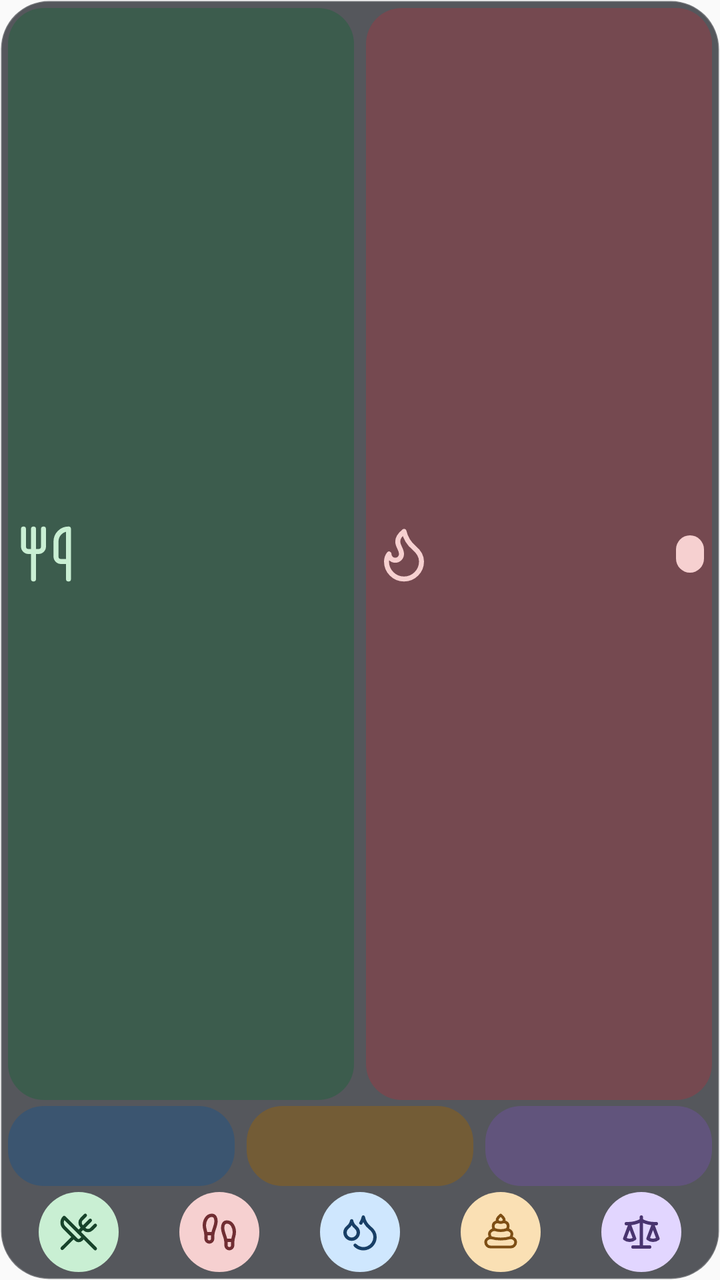
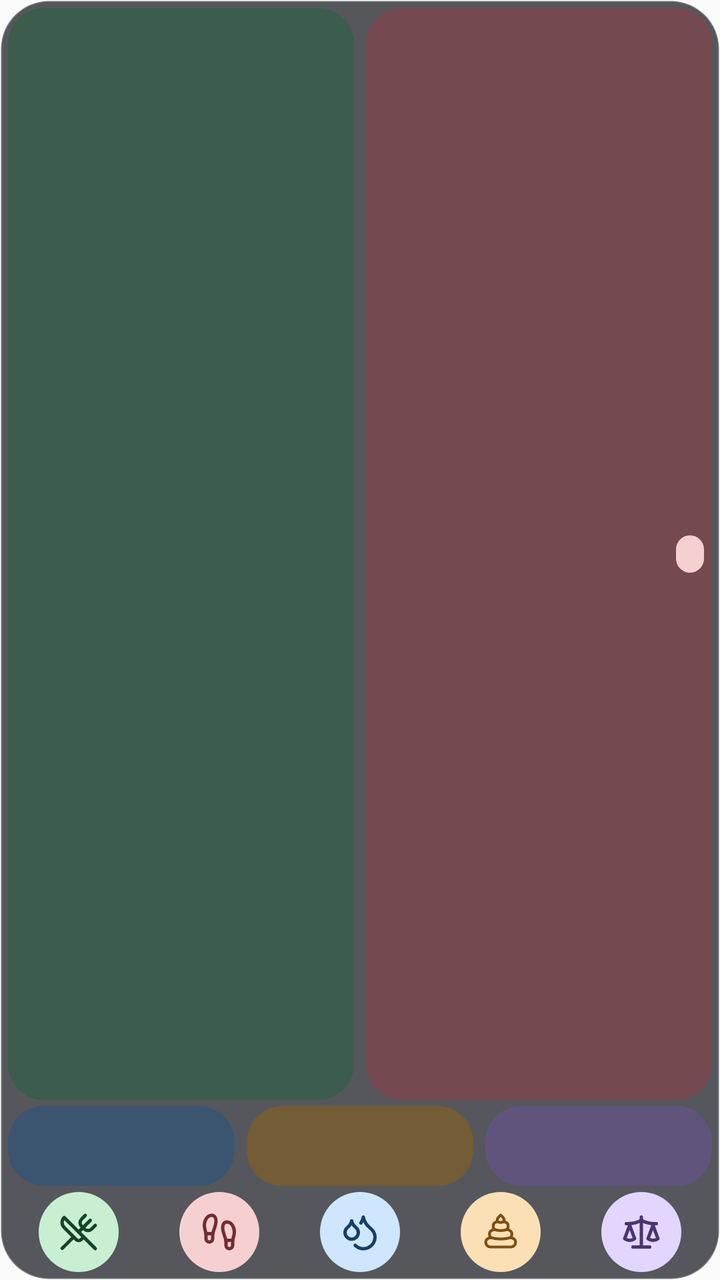

An Android layout rendered at two revisions. The XML below is the earlier revision; the diff shows what the commit changed to produce the second picture.
<!-- AndroidManifest.xml: application theme AppTheme -->
<!-- res/layout/widget_medium_dark.xml -->
<?xml version="1.0" encoding="utf-8"?>
<LinearLayout xmlns:android="http://schemas.android.com/apk/res/android"
    android:layout_width="match_parent"
    android:layout_height="match_parent"
    android:background="@drawable/widget_surface_dark"
    android:orientation="vertical"
    android:padding="4dp">

    
    <LinearLayout
        android:layout_width="match_parent"
        android:layout_height="0dp"
        android:layout_marginBottom="3dp"
        android:layout_weight="1"
        android:orientation="horizontal">

        <LinearLayout
            android:id="@+id/widget_intake_card"
            style="@style/WidgetCardRow"
            android:layout_width="0dp"
            android:layout_marginEnd="6dp"
            android:layout_weight="1"
            android:background="@drawable/widget_card_intake_dark">
            <ImageView
                    android:layout_width="30dp"
                    android:layout_height="match_parent"
                    android:scaleType="fitCenter"
                    android:importantForAccessibility="no"
                    android:src="@drawable/widget_intake_icon_dark" />
            <TextView
                android:id="@+id/widget_intake_value"
                style="@style/WidgetValueRow"
                android:textColor="#E6F8EB" />
            <TextView
                    android:id="@+id/widget_intake_net"
                    style="@style/WidgetPill"
                    android:background="@drawable/widget_pill_surplus_dark"
                    android:textColor="#17432A"
                    android:visibility="gone" />
        </LinearLayout>

        <LinearLayout
            android:id="@+id/widget_burned_card"
            style="@style/WidgetCardRow"
            android:layout_width="0dp"
            android:layout_weight="1"
            android:background="@drawable/widget_card_burned_dark">
            <ImageView
                    android:layout_width="30dp"
                    android:layout_height="match_parent"
                    android:scaleType="fitCenter"
                    android:importantForAccessibility="no"
                    android:src="@drawable/widget_burned_icon_dark" />
            <TextView
                android:id="@+id/widget_burned_value"
                style="@style/WidgetValueRow"
                android:textColor="#FBE9E9" />
            <TextView
                    android:id="@+id/widget_burned_net"
                    style="@style/WidgetPill"
                    android:background="@drawable/widget_pill_deficit_dark"
                    android:textColor="#702D32" />
        </LinearLayout>
    </LinearLayout>

    <LinearLayout
        android:layout_width="match_parent"
        android:layout_height="40dp"
        android:layout_marginBottom="3dp"
        android:orientation="horizontal">

        <LinearLayout
            android:id="@+id/widget_carbs_card"
            style="@style/WidgetMacro"
            android:layout_marginEnd="6dp"
            android:background="@drawable/widget_card_carbs_dark">
            <TextView
                android:id="@+id/widget_carbs_value"
                style="@style/WidgetMacroValueCompact"
                android:textColor="#E3F1FF" />
        </LinearLayout>

        <LinearLayout
            android:id="@+id/widget_protein_card"
            style="@style/WidgetMacro"
            android:layout_marginEnd="6dp"
            android:background="@drawable/widget_card_protein_dark">
            <TextView
                android:id="@+id/widget_protein_value"
                style="@style/WidgetMacroValueCompact"
                android:textColor="#FFF1D9" />
        </LinearLayout>

        <LinearLayout
            android:id="@+id/widget_fat_card"
            style="@style/WidgetMacro"
            android:background="@drawable/widget_card_fat_dark">
            <TextView
                android:id="@+id/widget_fat_value"
                style="@style/WidgetMacroValueCompact"
                android:textColor="#F1EAFF" />
        </LinearLayout>
    </LinearLayout>

    <include layout="@layout/widget_actions_five_compact" />
</LinearLayout>
<!-- res/layout/widget_actions_five_compact.xml (included above) -->
<?xml version="1.0" encoding="utf-8"?>
<LinearLayout xmlns:android="http://schemas.android.com/apk/res/android" android:layout_width="match_parent" android:layout_height="40dp" android:orientation="horizontal" android:gravity="center">
    <ImageButton android:id="@+id/widget_food" style="@style/WidgetActionCompact"
        android:src="@drawable/widget_food_icon" android:contentDescription="@string/widget_food" />
    <ImageButton android:id="@+id/widget_movement" style="@style/WidgetActionCompact"
        android:src="@drawable/widget_movement_icon" android:contentDescription="@string/widget_movement" />
    <ImageButton android:id="@+id/widget_water" style="@style/WidgetActionCompact"
        android:src="@drawable/widget_water_icon" android:contentDescription="@string/widget_water" />
    <ImageButton android:id="@+id/widget_poop" style="@style/WidgetActionCompact"
        android:src="@drawable/widget_poop_icon" android:contentDescription="@string/widget_poop" />
    <ImageButton android:id="@+id/widget_weight" style="@style/WidgetActionCompact"
        android:src="@drawable/widget_weight_icon" android:contentDescription="@string/widget_weight" />
    <ImageButton android:id="@+id/widget_custom" style="@style/WidgetActionCompact" android:visibility="gone"
        android:src="@drawable/widget_custom_icon" android:contentDescription="@string/widget_custom" />
</LinearLayout>
<!-- resources referenced by this layout -->
<resources>
  <!-- drawable widget_burned_icon_dark (drawable) -->
  <?xml version="1.0" encoding="utf-8"?>
  <vector xmlns:android="http://schemas.android.com/apk/res/android"
      android:width="18dp"
      android:height="18dp"
      android:viewportWidth="24"
      android:viewportHeight="24">
      <path
          android:fillColor="@android:color/transparent"
          android:pathData="M12 3q1 4 4 6.5t3 5.5a1 1 0 0 1-14 0 5 5 0 0 1 1-3 1 1 0 0 0 5 0c0-2-1.5-3-1.5-5q0-2 2.5-4"
          android:strokeColor="#F6D0D0"
          android:strokeLineCap="round"
          android:strokeLineJoin="round"
          android:strokeWidth="2" />
  </vector>
  <!-- drawable widget_card_carbs_dark (drawable) -->
  <?xml version="1.0" encoding="utf-8"?>
  <shape xmlns:android="http://schemas.android.com/apk/res/android" android:shape="rectangle">
      <solid android:color="#9E2C557D" />
      <corners android:radius="18dp" />
  </shape>
  <!-- drawable widget_card_fat_dark (drawable) -->
  <?xml version="1.0" encoding="utf-8"?>
  <shape xmlns:android="http://schemas.android.com/apk/res/android" android:shape="rectangle">
      <solid android:color="#9E6A5390" />
      <corners android:radius="18dp" />
  </shape>
  <!-- drawable widget_card_intake_dark (drawable) -->
  <?xml version="1.0" encoding="utf-8"?>
  <shape xmlns:android="http://schemas.android.com/apk/res/android" android:shape="rectangle">
      <solid android:color="#9E2E6045" />
      <corners android:radius="18dp" />
  </shape>
  <!-- drawable widget_intake_icon_dark (drawable) -->
  <?xml version="1.0" encoding="utf-8"?>
  <vector xmlns:android="http://schemas.android.com/apk/res/android"
      android:width="18dp"
      android:height="18dp"
      android:viewportWidth="24"
      android:viewportHeight="24">
      <path
          android:fillColor="@android:color/transparent"
          android:pathData="M3 2v7c0 1.1.9 2 2 2h4a2 2 0 0 0 2-2V2"
          android:strokeColor="#C9EFD3"
          android:strokeLineCap="round"
          android:strokeLineJoin="round"
          android:strokeWidth="2" />
      <path
          android:fillColor="@android:color/transparent"
          android:pathData="M7 2v20"
          android:strokeColor="#C9EFD3"
          android:strokeLineCap="round"
          android:strokeLineJoin="round"
          android:strokeWidth="2" />
      <path
          android:fillColor="@android:color/transparent"
          android:pathData="M21 15V2a5 5 0 0 0-5 5v6c0 1.1.9 2 2 2h3Zm0 0v7"
          android:strokeColor="#C9EFD3"
          android:strokeLineCap="round"
          android:strokeLineJoin="round"
          android:strokeWidth="2" />
  </vector>
  <!-- drawable widget_pill_deficit_dark (drawable) -->
  <?xml version="1.0" encoding="utf-8"?>
  <shape xmlns:android="http://schemas.android.com/apk/res/android" android:shape="rectangle">
      <solid android:color="#F6D0D0" />
      <corners android:radius="12dp" />
  </shape>
  <!-- drawable widget_pill_surplus_dark (drawable) -->
  <?xml version="1.0" encoding="utf-8"?>
  <shape xmlns:android="http://schemas.android.com/apk/res/android" android:shape="rectangle">
      <solid android:color="#C9EFD3" />
      <corners android:radius="12dp" />
  </shape>
  <string name="widget_custom">Custom</string>
  <string name="widget_food">Food</string>
  <string name="widget_movement">Movement</string>
  <string name="widget_poop">Poop</string>
  <string name="widget_water">Water</string>
  <string name="widget_weight">Weight</string>
  <style name="WidgetActionCompact" parent="WidgetAction">
          <item name="android:layout_height">40dp</item>
      </style>
  <style name="WidgetMacroValueCompact" parent="WidgetMacroValue">
          <item name="android:textSize">12sp</item>
      </style>
  <style name="WidgetCard">
          <item name="android:layout_height">match_parent</item>
          <item name="android:orientation">vertical</item>
          <item name="android:padding">9dp</item>
      </style>
  <!-- unchanged entries left out for length: 17 -->
</resources>

<!-- the commit's change to res/layout/widget_medium_dark.xml (unified diff, before → after) -->
@@ -21,12 +21,6 @@
             android:layout_marginEnd="6dp"
             android:layout_weight="1"
             android:background="@drawable/widget_card_intake_dark">
-            <ImageView
-                    android:layout_width="30dp"
-                    android:layout_height="match_parent"
-                    android:scaleType="fitCenter"
-                    android:importantForAccessibility="no"
-                    android:src="@drawable/widget_intake_icon_dark" />
             <TextView
                 android:id="@+id/widget_intake_value"
                 style="@style/WidgetValueRow"
@@ -45,12 +39,6 @@
             android:layout_width="0dp"
             android:layout_weight="1"
             android:background="@drawable/widget_card_burned_dark">
-            <ImageView
-                    android:layout_width="30dp"
-                    android:layout_height="match_parent"
-                    android:scaleType="fitCenter"
-                    android:importantForAccessibility="no"
-                    android:src="@drawable/widget_burned_icon_dark" />
             <TextView
                 android:id="@+id/widget_burned_value"
                 style="@style/WidgetValueRow"
<!-- resource entries referenced after the edit -->
@@ -1,20 +1,5 @@
 <!-- resources referenced by this layout -->
 <resources>
-  <!-- drawable widget_burned_icon_dark (drawable) -->
-  <?xml version="1.0" encoding="utf-8"?>
-  <vector xmlns:android="http://schemas.android.com/apk/res/android"
-      android:width="18dp"
-      android:height="18dp"
-      android:viewportWidth="24"
-      android:viewportHeight="24">
-      <path
-          android:fillColor="@android:color/transparent"
-          android:pathData="M12 3q1 4 4 6.5t3 5.5a1 1 0 0 1-14 0 5 5 0 0 1 1-3 1 1 0 0 0 5 0c0-2-1.5-3-1.5-5q0-2 2.5-4"
-          android:strokeColor="#F6D0D0"
-          android:strokeLineCap="round"
-          android:strokeLineJoin="round"
-          android:strokeWidth="2" />
-  </vector>
   <!-- drawable widget_card_carbs_dark (drawable) -->
   <?xml version="1.0" encoding="utf-8"?>
   <shape xmlns:android="http://schemas.android.com/apk/res/android" android:shape="rectangle">
@@ -33,35 +18,6 @@
       <solid android:color="#9E2E6045" />
       <corners android:radius="18dp" />
   </shape>
-  <!-- drawable widget_intake_icon_dark (drawable) -->
-  <?xml version="1.0" encoding="utf-8"?>
-  <vector xmlns:android="http://schemas.android.com/apk/res/android"
-      android:width="18dp"
-      android:height="18dp"
-      android:viewportWidth="24"
-      android:viewportHeight="24">
-      <path
-          android:fillColor="@android:color/transparent"
-          android:pathData="M3 2v7c0 1.1.9 2 2 2h4a2 2 0 0 0 2-2V2"
-          android:strokeColor="#C9EFD3"
-          android:strokeLineCap="round"
-          android:strokeLineJoin="round"
-          android:strokeWidth="2" />
-      <path
-          android:fillColor="@android:color/transparent"
-          android:pathData="M7 2v20"
-          android:strokeColor="#C9EFD3"
-          android:strokeLineCap="round"
-          android:strokeLineJoin="round"
-          android:strokeWidth="2" />
-      <path
-          android:fillColor="@android:color/transparent"
-          android:pathData="M21 15V2a5 5 0 0 0-5 5v6c0 1.1.9 2 2 2h3Zm0 0v7"
-          android:strokeColor="#C9EFD3"
-          android:strokeLineCap="round"
-          android:strokeLineJoin="round"
-          android:strokeWidth="2" />
-  </vector>
   <!-- drawable widget_pill_deficit_dark (drawable) -->
   <?xml version="1.0" encoding="utf-8"?>
   <shape xmlns:android="http://schemas.android.com/apk/res/android" android:shape="rectangle">
